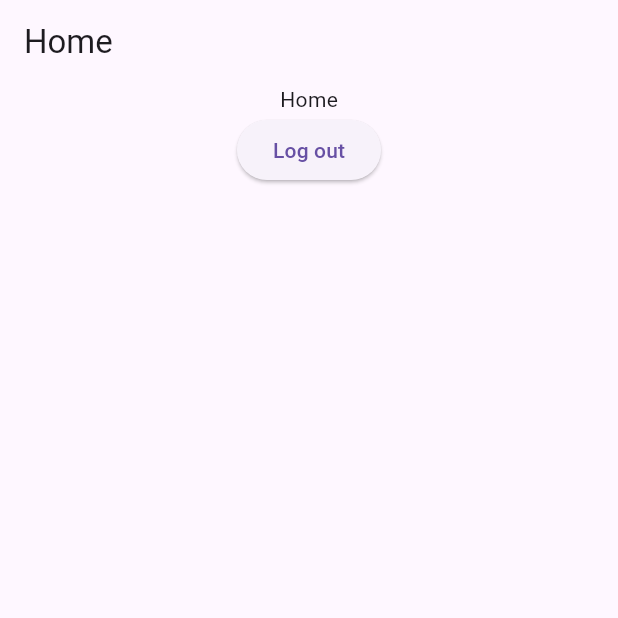
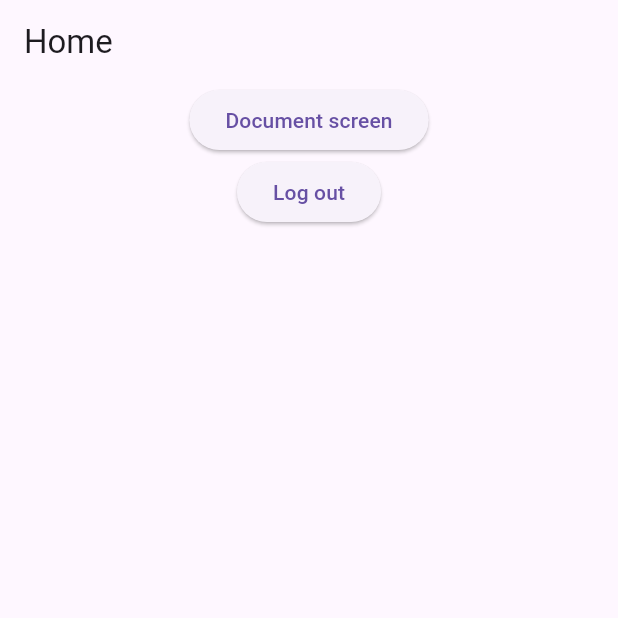
Before and after one commit to amadejzr/go_router_riverpod_example, a Flutter app: the screen it shows after launch, after a tap on "Log in", on a phone screen of 412 x 824 dp, the top half of it. Run offline on Flutter 3.47's test engine with Material 3 defaults, Android fonts, the phone set to English and light mode, and no system bars; our stand-ins replace flutter_riverpod, go_router, riverpod_annotation; accounts and stored records are empty; generated files the repository leaves out were written again.

Commit message:
Update androidmanifest for deeplinks Update router & tests

```diff
--- a/lib/router.dart
+++ b/lib/router.dart
@@ -19,59 +19,64 @@ class GoRouterService {
 
   final AuthRepository authRepository;
 
-  final initialLocation = '/';
+  final initialLocation = '/login';
 
   final List<GoRoute> routes = [
     GoRoute(path: '/', builder: (context, state) => const HomeScreen()),
     GoRoute(path: '/page1', builder: (context, state) => const Page1Screen()),
-    GoRoute(
-      path: '/document/:id',
-      builder: (context, state) => Page2Screen(highlightedId: state.uri.queryParameters['id']),
-    ),
-    GoRoute(
-      path: '/document/:id',
-      builder: (context, state) => Page2Screen(highlightedId: state.uri.queryParameters['id']),
-    ),
+    GoRoute(path: '/document/:id', builder: (context, state) => Page2Screen(highlightedId: state.pathParameters['id'])),
     GoRoute(path: '/login', builder: (context, state) => LoginPage()),
   ];
 
   String? redirect(BuildContext context, GoRouterState state) {
-    final isLoginPage = state.matchedLocation.startsWith('/login');
-
     final isLoggedIn = authRepository.user != null;
 
-    final docPath = _extractDocumentPath(state.matchedLocation);
+    final path = state.matchedLocation;
 
-    if (!isLoggedIn) {
-      if (!isLoginPage) {
-        if (docPath != null) {
-          return '/login?from=$docPath';
+    final isDeeplink = state.uri.authority.isNotEmpty;
+
+    if (isLoggedIn) {
+      if (path.startsWith('/login')) {
+        if (state.uri.queryParameters['from'] != null) {
+          return state.uri.queryParameters['from'];
         }
-        return '/login?from=${state.matchedLocation}';
+        return '/';
       }
-      return null;
-    }
 
-    if (isLoginPage) {
-      final from = state.uri.queryParameters['from'];
-      return from ?? '/';
-    }
+      if (isDeeplink) {
+        final a = _extractDocumentPath(state.uri);
 
-    if (docPath != null && docPath != state.matchedLocation) {
-      return docPath;
+        if (a != null) {
+          return a;
+        }
+      }
+    } else {
+      if (path == '/' || path.startsWith('/document') || path.startsWith('/page1')) {
+        if (isDeeplink) {
+          final a = _extractDocumentPath(state.uri);
+
+          if (a != null) {
+            return '/login?from=$a';
+          }
+
+          return '/login?from=${state.matchedLocation}';
+        }
+        return '/login';
+      }
     }
 
     return null;
   }
 
-  GoRouter get router =>
-      GoRouter(routes: routes, redirect: redirect, refreshListenable: authRepository.authStateListenable);
+  GoRouter get router => GoRouter(
+    routes: routes,
+    redirect: redirect,
+    refreshListenable: authRepository.authStateListenable,
+    initialLocation: initialLocation,
+    errorBuilder: (context, state) => ErrorScreen(),
+  );
 
-  String? _extractDocumentPath(String urlPathAndQuery) {
-    final uri = Uri.parse(urlPathAndQuery);
-
-    if (!uri.path.startsWith('/documents/')) return null;
-
+  String? _extractDocumentPath(Uri uri) {
     final highlighted = uri.queryParameters['highlighted'];
     if (highlighted == null || highlighted.isEmpty) return null;
 
@@ -88,12 +93,21 @@ class HomeScreen extends ConsumerWidget {
       appBar: AppBar(title: const Text('Home')),
       body: Column(
         children: [
-          const Center(child: Text('Home')),
-          ElevatedButton(
-            onPressed: () {
-              ref.read(authRepositoryProvider).logOut();
-            },
-            child: const Text('Log out'),
+          Center(
+            child: ElevatedButton(
+              onPressed: () {
+                ref.read(goRouterProvider).go('/document/123421');
+              },
+              child: const Text('Document screen'),
+            ),
+          ),
+          Center(
+            child: ElevatedButton(
+              onPressed: () {
+                ref.read(authRepositoryProvider).logOut();
+              },
+              child: const Text('Log out'),
+            ),
           ),
         ],
       ),
@@ -114,8 +128,19 @@ class Page2Screen extends StatelessWidget {
   @override
   Widget build(BuildContext context) {
     return Scaffold(
+      appBar: AppBar(title: Text('Document screen')),
       body: Center(
-        child: Text(highlightedId != null ? 'Highlighted Document ID: $highlightedId' : 'No document highlighted'),
+        child: Column(
+          children: [
+            Text(highlightedId != null ? 'Highlighted Document ID: $highlightedId' : 'No document highlighted'),
+            ElevatedButton(
+              onPressed: () {
+                context.go('/');
+              },
+              child: Text('Go to home'),
+            ),
+          ],
+        ),
       ),
     );
   }
@@ -139,3 +164,26 @@ class LoginPage extends ConsumerWidget {
     );
   }
 }
+
+class ErrorScreen extends StatelessWidget {
+  const ErrorScreen({super.key});
+
+  @override
+  Widget build(BuildContext context) {
+    return Scaffold(
+      appBar: AppBar(title: Text('Page does not exist')),
+      body: Center(
+        child: Column(
+          children: [
+            ElevatedButton(
+              onPressed: () {
+                context.go('/');
+              },
+              child: Text('Go Home'),
+            ),
+          ],
+        ),
+      ),
+    );
+  }
+}
```
Also changed, not shown: 2 other files.
